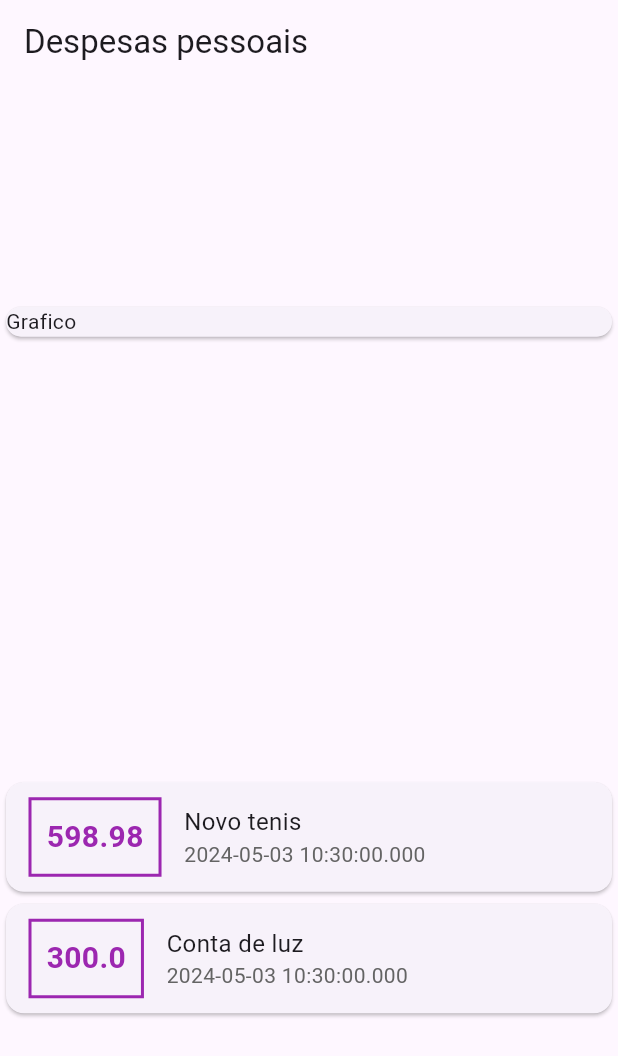
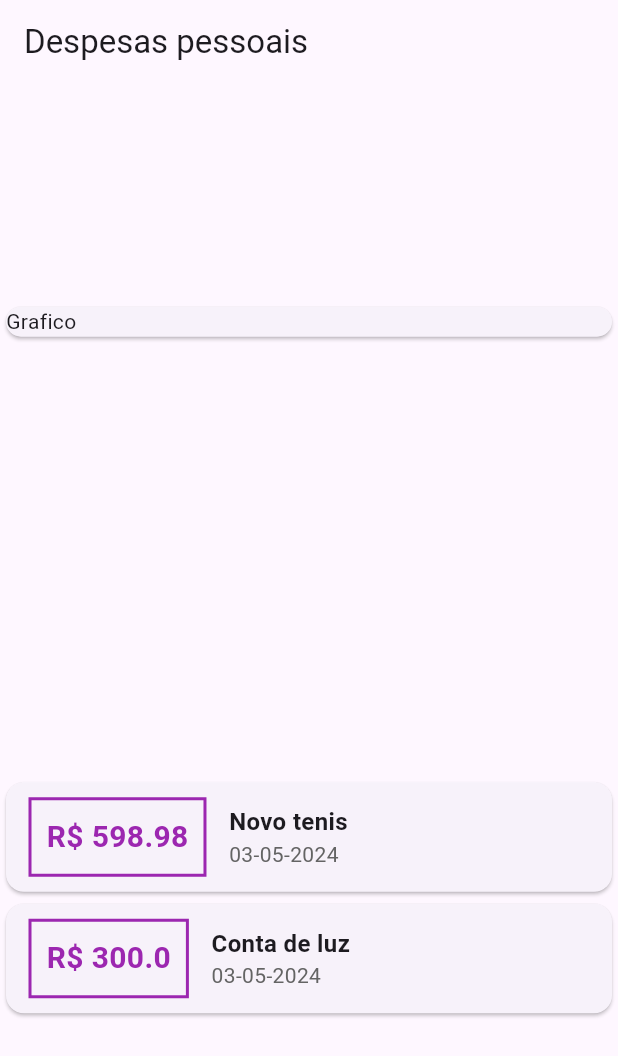
Before and after one commit to GabrielSKlauck/AppDespesas, a Flutter app: the screen it shows after launch, on a phone screen of 412 x 824 dp. Shown: the top 1056 px of the screen. Run offline on Flutter 3.47's test engine with Material 3 defaults, Android fonts, the phone set to English and light mode, and no system bars.

Commit message:
Método de refatoração de data feito

```diff
--- /dev/null
+++ b/expenses/lib/Utilitarios.dart
@@ -0,0 +1,8 @@
+class Utilitarios{
+  static String refactorDate(String date){
+    final String ano = date.substring(0,4);
+    final String mes = date.substring(5,7);
+    final String dia = date.substring(8,10);
+    return "${dia}-${mes}-${ano}";
+  }
+}
--- a/expenses/lib/main.dart
+++ b/expenses/lib/main.dart
@@ -1,9 +1,9 @@
-// ignore_for_file: prefer_const_constructors, prefer_const_literals_to_create_immutables
+// ignore_for_file: prefer_const_constructors, prefer_const_literals_to_create_immutables, prefer_interpolation_to_compose_strings
 
-import 'dart:ffi';
-
+import 'package:expenses/Utilitarios.dart';
 import 'package:expenses/models/Transaction.dart';
 import 'package:flutter/material.dart';
+
 
 main() => runApp(ExpensesApp());
 
@@ -62,7 +62,7 @@ class MyHomePage extends StatelessWidget {
                       )),
                       padding: EdgeInsets.all(10),
                       child: Text(
-                        tr.value.toString(),
+                        "R\$ ${tr.value.toString()}",
                         style: TextStyle(
                           fontWeight: FontWeight.bold,
                           fontSize: 20,
@@ -78,11 +78,12 @@ class MyHomePage extends StatelessWidget {
                           tr.title,
                           style: TextStyle(
                             fontSize: 16,
+                            fontWeight: FontWeight.bold,
                           ),
                           textAlign: TextAlign.left,
                         ),
                         Text(
-                          tr.date.toString(),
+                          Utilitarios.refactorDate(tr.date.toString()),
                           style: TextStyle(
                             color: Color.fromARGB(255, 100, 100, 100),
                           ),
```
